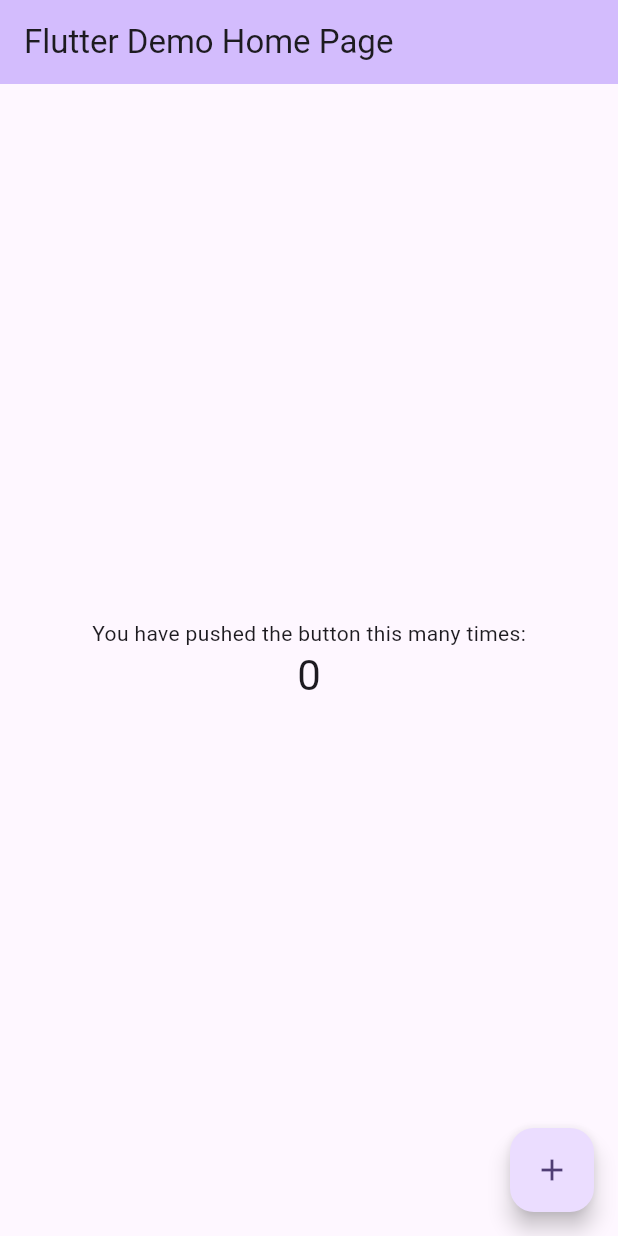
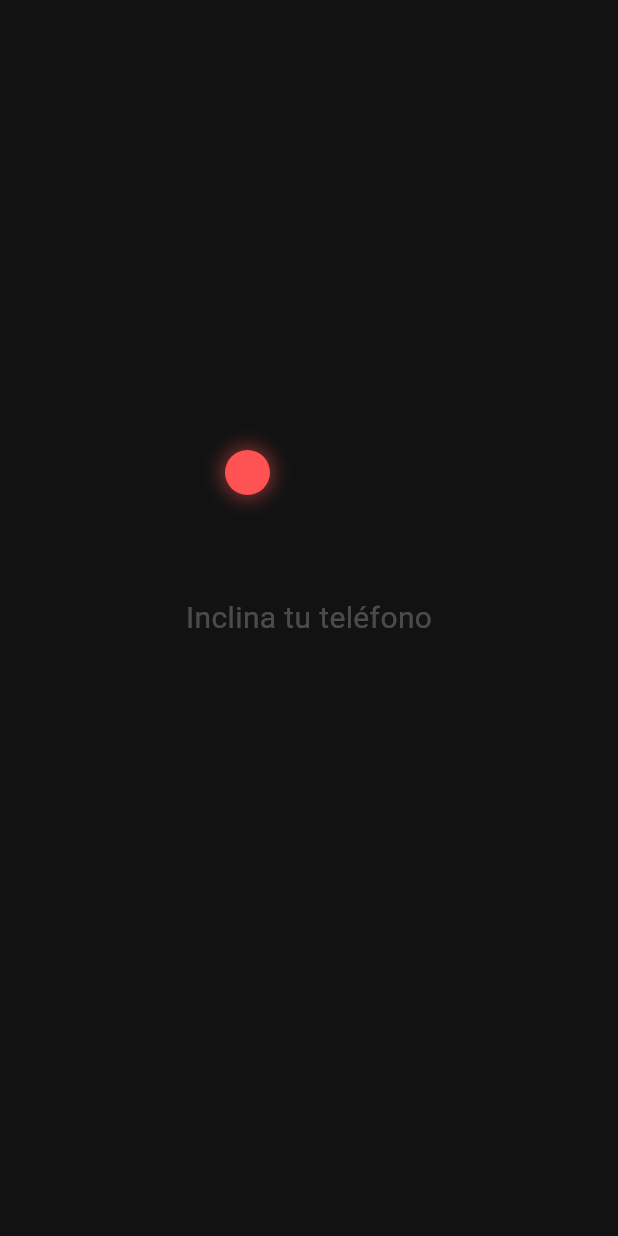
Before and after one commit to Rodavlas7/clases, a Flutter app: the screen it shows after launch, on a phone screen of 412 x 824 dp. Run offline on Flutter 3.47's test engine with Material 3 defaults, Android fonts, the phone set to English and light mode, and no system bars; our stand-ins replace audioplayers, sensors_plus, wakelock_plus.

Commit message:
termie app prueba de giroscopio

```diff
--- a/Apps/acelerometro/lib/main.dart
+++ b/Apps/acelerometro/lib/main.dart
@@ -1,4 +1,6 @@
 import 'package:flutter/material.dart';
+import 'package:sensors_plus/sensors_plus.dart';
+import 'dart:async';
 
 void main() {
   runApp(const MyApp());
@@ -7,115 +9,121 @@ void main() {
 class MyApp extends StatelessWidget {
   const MyApp({super.key});
 
-  // This widget is the root of your application.
   @override
   Widget build(BuildContext context) {
-    return MaterialApp(
-      title: 'Flutter Demo',
-      theme: ThemeData(
-        // This is the theme of your application.
-        //
-        // TRY THIS: Try running your application with "flutter run". You'll see
-        // the application has a purple toolbar. Then, without quitting the app,
-        // try changing the seedColor in the colorScheme below to Colors.green
-        // and then invoke "hot reload" (save your changes or press the "hot
-        // reload" button in a Flutter-supported IDE, or press "r" if you used
-        // the command line to start the app).
-        //
-        // Notice that the counter didn't reset back to zero; the application
-        // state is not lost during the reload. To reset the state, use hot
-        // restart instead.
-        //
-        // This works for code too, not just values: Most code changes can be
-        // tested with just a hot reload.
-        colorScheme: .fromSeed(seedColor: Colors.deepPurple),
-      ),
-      home: const MyHomePage(title: 'Flutter Demo Home Page'),
+    return const MaterialApp(
+      debugShowCheckedModeBanner: false,
+      home: SensorBallScreen(),
     );
   }
 }
 
-class MyHomePage extends StatefulWidget {
-  const MyHomePage({super.key, required this.title});
-
-  // This widget is the home page of your application. It is stateful, meaning
-  // that it has a State object (defined below) that contains fields that affect
-  // how it looks.
-
-  // This class is the configuration for the state. It holds the values (in this
-  // case the title) provided by the parent (in this case the App widget) and
-  // used by the build method of the State. Fields in a Widget subclass are
-  // always marked "final".
-
-  final String title;
+class SensorBallScreen extends StatefulWidget {
+  const SensorBallScreen({super.key});
 
   @override
-  State<MyHomePage> createState() => _MyHomePageState();
+  State<SensorBallScreen> createState() => _SensorBallScreenState();
 }
 
-class _MyHomePageState extends State<MyHomePage> {
-  int _counter = 0;
+class _SensorBallScreenState extends State<SensorBallScreen> {
+  // Posición inicial
+  double x = 150;
+  double y = 300;
 
-  void _incrementCounter() {
-    setState(() {
-      // This call to setState tells the Flutter framework that something has
-      // changed in this State, which causes it to rerun the build method below
-      // so that the display can reflect the updated values. If we changed
-      // _counter without calling setState(), then the build method would not be
-      // called again, and so nothing would appear to happen.
-      _counter++;
+  // Velocidades
+  double vx = 0;
+  double vy = 0;
+
+  final double ballSize = 30;
+  StreamSubscription<AccelerometerEvent>? accelSub;
+
+  @override
+  void initState() {
+    super.initState();
+
+    // CAMBIO CLAVE: Se usa accelerometerEventStream() con paréntesis
+    accelSub = accelerometerEventStream().listen((AccelerometerEvent event) {
+      if (!mounted) return;
+
+      setState(() {
+        // Gravedad por inclinación
+        // Invertimos X porque al inclinar a la derecha el sensor da negativo
+        vx -= event.x * 0.35;
+        vy += event.y * 0.35;
+
+        // Fricción (para que no se descontrole)
+        vx *= 0.96;
+        vy *= 0.96;
+
+        x += vx;
+        y += vy;
+
+        // Obtener tamaño de pantalla para los límites
+        final size = MediaQuery.of(context).size;
+        final double maxWidth = size.width - ballSize;
+        final double maxHeight = size.height - ballSize;
+
+        // Rebotes y límites
+        if (x < 0) {
+          x = 0;
+          vx *= -0.5; // Rebote con pérdida de energía
+        } else if (x > maxWidth) {
+          x = maxWidth;
+          vx *= -0.5;
+        }
+
+        if (y < 0) {
+          y = 0;
+          vy *= -0.5;
+        } else if (y > maxHeight) {
+          y = maxHeight;
+          vy *= -0.5;
+        }
+      });
     });
   }
 
   @override
+  void dispose() {
+    // Es vital cancelar la suscripción para no gastar batería
+    accelSub?.cancel();
+    super.dispose();
+  }
+
+  @override
   Widget build(BuildContext context) {
-    // This method is rerun every time setState is called, for instance as done
-    // by the _incrementCounter method above.
-    //
-    // The Flutter framework has been optimized to make rerunning build methods
-    // fast, so that you can just rebuild anything that needs updating rather
-    // than having to individually change instances of widgets.
     return Scaffold(
-      appBar: AppBar(
-        // TRY THIS: Try changing the color here to a specific color (to
-        // Colors.amber, perhaps?) and trigger a hot reload to see the AppBar
-        // change color while the other colors stay the same.
-        backgroundColor: Theme.of(context).colorScheme.inversePrimary,
-        // Here we take the value from the MyHomePage object that was created by
-        // the App.build method, and use it to set our appbar title.
-        title: Text(widget.title),
-      ),
-      body: Center(
-        // Center is a layout widget. It takes a single child and positions it
-        // in the middle of the parent.
-        child: Column(
-          // Column is also a layout widget. It takes a list of children and
-          // arranges them vertically. By default, it sizes itself to fit its
-          // children horizontally, and tries to be as tall as its parent.
-          //
-          // Column has various properties to control how it sizes itself and
-          // how it positions its children. Here we use mainAxisAlignment to
-          // center the children vertically; the main axis here is the vertical
-          // axis because Columns are vertical (the cross axis would be
-          // horizontal).
-          //
-          // TRY THIS: Invoke "debug painting" (choose the "Toggle Debug Paint"
-          // action in the IDE, or press "p" in the console), to see the
-          // wireframe for each widget.
-          mainAxisAlignment: .center,
-          children: [
-            const Text('You have pushed the button this many times:'),
-            Text(
-              '$_counter',
-              style: Theme.of(context).textTheme.headlineMedium,
+      backgroundColor: const Color(0xFF121212),
+      body: Stack(
+        children: [
+          // Un pequeño texto decorativo
+          const Center(
+            child: Text(
+              "Inclina tu teléfono",
+              style: TextStyle(color: Colors.white24, fontSize: 20),
             ),
-          ],
-        ),
-      ),
-      floatingActionButton: FloatingActionButton(
-        onPressed: _incrementCounter,
-        tooltip: 'Increment',
-        child: const Icon(Icons.add),
+          ),
+          // La bolita
+          Positioned(
+            left: x,
+            top: y,
+            child: Container(
+              width: ballSize,
+              height: ballSize,
+              decoration: BoxDecoration(
+                color: Colors.redAccent,
+                shape: BoxShape.circle,
+                boxShadow: [
+                  BoxShadow(
+                    color: Colors.redAccent.withOpacity(0.5),
+                    blurRadius: 10,
+                    spreadRadius: 2,
+                  )
+                ],
+              ),
+            ),
+          ),
+        ],
       ),
     );
   }
--- a/Apps/acelerometro/pubspec.yaml
+++ b/Apps/acelerometro/pubspec.yaml
@@ -34,6 +34,7 @@ dependencies:
   # The following adds the Cupertino Icons font to your application.
   # Use with the CupertinoIcons class for iOS style icons.
   cupertino_icons: ^1.0.8
+  sensors_plus: ^7.0.0
 
 dev_dependencies:
   flutter_test:
```
Also changed, not shown: Apps/acelerometro/analysis_options.yaml (+21 -25 lines), Apps/acelerometro/pubspec.lock, 1 other file.
